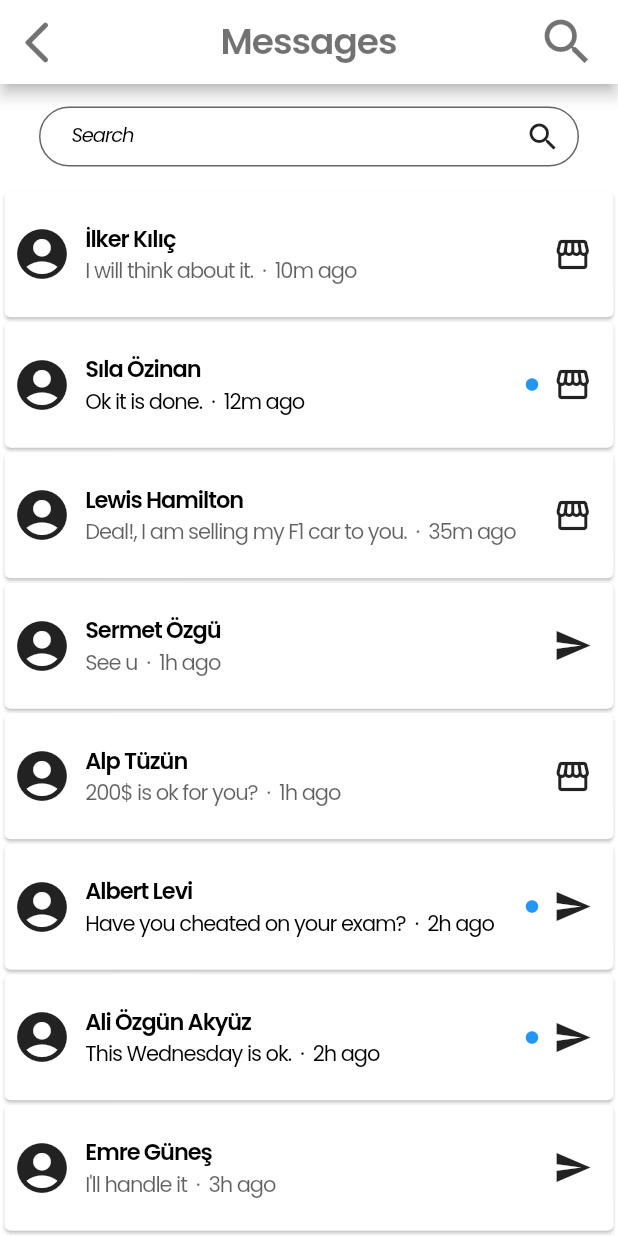
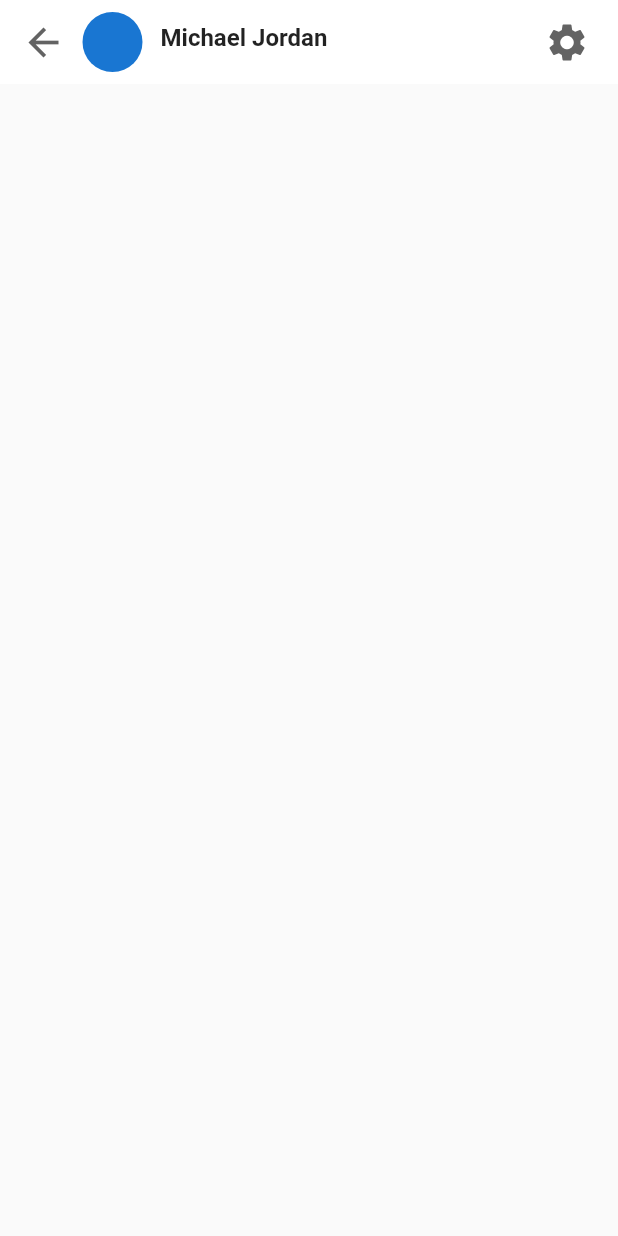
Before and after one commit to alptuzun/Flutter-Social-Media-App, a Flutter app: the MessageBox screen opened directly, after a tap on "İlker Kılıç", on a phone screen of 412 x 824 dp. Run offline on Flutter 3.47's test engine with Material 2 defaults, Android fonts, the phone set to English and light mode, and no system bars; our stand-ins replace email_validator, google_fonts.

Commit message:
added chat screen part

```diff
--- a/lib/routes/chat_screen.dart
+++ b/lib/routes/chat_screen.dart
@@ -0,0 +1,76 @@
+import 'package:cs310_group_28/visuals/colors.dart';
+import 'package:flutter/material.dart';
+
+class ChatScreen extends StatefulWidget {
+  const ChatScreen({Key? key}) : super(key: key);
+
+  @override
+  State<ChatScreen> createState() => _ChatScreenState();
+}
+
+class _ChatScreenState extends State<ChatScreen> {
+  @override
+  Widget build(BuildContext context) {
+    return Scaffold(
+        appBar: AppBar(
+          elevation: 0,
+          automaticallyImplyLeading: false,
+          backgroundColor: Colors.white,
+          flexibleSpace: SafeArea(
+            child: Container(
+              padding: const EdgeInsets.only(right: 10, left: 5),
+              child: Row(
+                children: [
+                  IconButton(
+                    color: AppColors.textFieldFillColor,
+                    splashRadius: 25,
+                    iconSize: 30,
+                    onPressed: () {
+                      Navigator.pop(context);
+                    },
+                    icon: const Icon(
+                      Icons.arrow_back,
+                    ),
+                  ),
+                  const SizedBox(
+                    width: 2,
+                  ),
+                  const CircleAvatar(
+                    maxRadius: 20,
+                  ),
+                  const SizedBox(
+                    width: 12,
+                  ),
+                  Expanded(
+                    child: Column(
+                      crossAxisAlignment: CrossAxisAlignment.start,
+                      mainAxisAlignment: MainAxisAlignment.center,
+                      children: const <Widget>[
+                        Text(
+                          "Michael Jordan",
+                          style: TextStyle(
+                              fontSize: 16, fontWeight: FontWeight.w600),
+                        ),
+                        SizedBox(
+                          height: 6,
+                        ),
+                      ],
+                    ),
+                  ),
+                  IconButton(
+                    color: AppColors.textFieldFillColor,
+                    splashRadius: 25,
+                    iconSize: 30,
+                    icon: const Icon(
+                      Icons.settings,
+                    ),
+                    onPressed: () {},
+                  ),
+                ],
+              ),
+            ),
+          ),
+        ),
+        body: Container());
+  }
+}
--- a/lib/routes/home_view.dart
+++ b/lib/routes/home_view.dart
@@ -1,6 +1,6 @@
 import 'package:cs310_group_28/models/post.dart';
 import 'package:cs310_group_28/models/user.dart';
-import 'package:cs310_group_28/routes/message_box.dart';
+import 'package:cs310_group_28/routes/messages_screen.dart';
 import 'package:cs310_group_28/routes/notifications.dart';
 import 'package:cs310_group_28/ui/postcard.dart';
 import 'package:cs310_group_28/visuals/colors.dart';
--- a/lib/routes/message_box.dart
+++ b/lib/routes/messages_screen.dart
@@ -1,10 +1,10 @@
 import 'package:cs310_group_28/models/user.dart';
 import 'package:cs310_group_28/visuals/colors.dart';
+import 'package:cs310_group_28/visuals/screen_size.dart';
 import 'package:cs310_group_28/visuals/text_style.dart';
 import 'package:flutter/material.dart';
 import 'package:cs310_group_28/models/message.dart';
 import 'package:cs310_group_28/ui/messagecard.dart';
-import 'package:google_fonts/google_fonts.dart';
 
 List<Message> sampleMessages = [
   Message(
@@ -136,8 +136,6 @@ class MessageBox extends StatefulWidget {
 }
 
 class _MessageBoxState extends State<MessageBox> {
-  final _formKey2 = GlobalKey<FormState>();
-
   @override
   Widget build(BuildContext context) {
     return Scaffold(
@@ -179,49 +177,10 @@ class _MessageBoxState extends State<MessageBox> {
         body: SingleChildScrollView(
           child: Column(
             children: [
-              Padding(
-                padding: const EdgeInsets.symmetric(
-                    vertical: 15, horizontal: 26),
-                child: SizedBox(
-                  width: double.infinity,
-                  height: 40,
-                  child: Form(
-                    key: _formKey2,
-                    child: TextFormField(
-                      keyboardType: TextInputType.text,
-                      decoration: InputDecoration(
-                        label: SizedBox(
-                          width: double.infinity,
-                          child: Row(
-                            //mainAxisAlignment: MainAxisAlignment.end,
+              Column(
                 children: [
-                              const SizedBox(
-                                width: 10,
-                              ),
-                              Text(
-                                'Search',
-                                textAlign: TextAlign.center,
-                                style: GoogleFonts.poppins(
-                                    fontSize: 13,
-                                    fontStyle: FontStyle.italic),
-                              ),
-                              const Spacer(),
-                              const Icon(Icons.search),
-                            ],
-                          ),
-                        ),
-                        fillColor: Colors.white,
-                        filled: true,
-                        labelStyle: Styles.boldTitleTextStyle,
-                        border: OutlineInputBorder(
-                          borderSide: const BorderSide(
-                              color: AppColors.buttonColor),
-                          borderRadius: BorderRadius.circular(30),
-                        ),
-                      ),
-                    ),
-                  ),
-                ),
+                  SizedBox(
+                    height: screenHeight(context, dividedBy: 60),
                   ),
                   Column(
                     mainAxisAlignment: MainAxisAlignment.start,
@@ -231,6 +190,11 @@ class _MessageBoxState extends State<MessageBox> {
                               message: message,
                             ))
                         .toList(),
+                  ),
+                  SizedBox(
+                    height: screenHeight(context, dividedBy: 60),
+                  ),
+                ],
               ),
             ],
           ),
@@ -275,13 +239,13 @@ class MySearchDelegate extends SearchDelegate {
 
     return ListView.builder(
       itemCount: allResults.length,
-      itemBuilder: (context, index) =>
-          ListTile(
+      itemBuilder: (context, index) => ListTile(
           title: Text(allResults.elementAt(index)),
           onTap: () {
-              Center(child: const Text("alp"),);
-            }
-          ),
+            const Center(
+              child: Text("alp"),
+            );
+          }),
     );
   }
 
--- a/lib/ui/messagecard.dart
+++ b/lib/ui/messagecard.dart
@@ -1,4 +1,5 @@
 import 'package:cs310_group_28/models/message.dart';
+import 'package:cs310_group_28/routes/chat_screen.dart';
 import 'package:cs310_group_28/visuals/screen_size.dart';
 import 'package:flutter/material.dart';
 import 'package:cs310_group_28/visuals/text_style.dart';
@@ -12,12 +13,16 @@ class Messagecard extends StatelessWidget {
   Widget build(BuildContext context) {
     return Card(
       color: Colors.white,
-      margin: const EdgeInsets.symmetric(vertical: 1.5, horizontal: 3),
+      margin: const EdgeInsets.symmetric(vertical: 3, horizontal: 5),
       child: InkWell(
-        onTap: () {null;},
+        onTap: (){
+          Navigator.push(context, MaterialPageRoute(builder: (context){
+            return const ChatScreen();
+          }));
+        },
         splashColor: const Color(0xFFA1A1A1),
         child: Padding(
-          padding: const EdgeInsets.fromLTRB(5, 20, 5, 20),
+          padding: const EdgeInsets.fromLTRB(8, 20, 8, 20),
           child: Row(
               mainAxisAlignment: MainAxisAlignment.spaceAround,
               //crossAxisAlignment: CrossAxisAlignment.center,
```
Also changed, not shown: pubspec.lock. Lines whose indentation alone changed are shown as unchanged.
